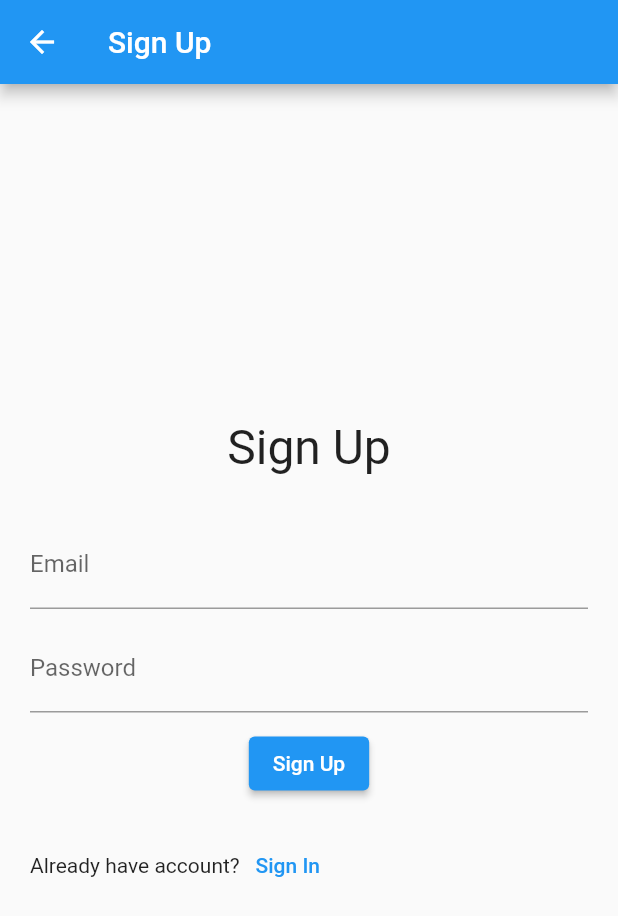
After one commit to aqsa7822/login-screen-auth, a Flutter app: the screen it shows after launch, after a tap on "Sign up", on a phone screen of 412 x 824 dp. The commit adds this screen. Shown: the top 916 px of the screen. Run offline on Flutter 3.47's test engine with Material 2 defaults, Android fonts, the phone set to English and light mode, and no system bars; our stand-ins replace firebase_auth, firebase_core, fluttertoast, pinput; missing offline and left inert: wc_form_validators; accounts and stored records are empty; network calls fail.

Commit message:
Signup, login with phone number and anonymous

```diff
--- a/lib/signin.dart
+++ b/lib/signin.dart
@@ -1,7 +1,14 @@
 import 'package:firebase_auth/firebase_auth.dart';
 import 'package:flutter/material.dart';
 import 'package:flutter/services.dart';
+import 'package:login_screen/anonymous_auth.dart';
+import 'package:login_screen/home_page.dart';
+import 'package:login_screen/main.dart';
+import 'package:login_screen/phone_auth.dart';
+import 'package:login_screen/signup.dart';
+import 'package:login_screen/utils.dart';
 import 'package:wc_form_validators/wc_form_validators.dart';
+import 'package:login_screen/signin.dart';
 
 class LoginPage extends StatefulWidget {
   const LoginPage({Key? key}) : super(key: key);
@@ -11,13 +18,22 @@ class LoginPage extends StatefulWidget {
 }
 
 class _LoginPageState extends State<LoginPage> {
+  final AnonymousLogin anonLogin = AnonymousLogin();
   final _formKey = GlobalKey<FormState>();
   TextEditingController email = TextEditingController();
   TextEditingController password = TextEditingController();
-  Future signIn() async {
-    print("signin button pressed");
-    await FirebaseAuth.instance.signInWithEmailAndPassword(
-        email: email.text.trim(), password: password.text.trim());
+
+  signIn() {
+    FirebaseAuth.instance
+        .signInWithEmailAndPassword(
+            email: email.text.trim(), password: password.text.trim())
+        .then((value) {
+      Navigator.push(
+          context, MaterialPageRoute(builder: (context) => (const HomePage())));
+    }).onError((error, stackTrace) {
+      debugPrint(error.toString());
+      Utils().toastMessage(error.toString());
+    });
   }
 
   @override
@@ -30,7 +46,16 @@ class _LoginPageState extends State<LoginPage> {
 
   @override
   Widget build(BuildContext context) {
-    return Scaffold(
+    return WillPopScope(
+      onWillPop: () async {
+        SystemNavigator.pop();
+        return true;
+      },
+      child: Scaffold(
+        appBar: AppBar(
+          automaticallyImplyLeading: false,
+          title: const Text("Login In"),
+        ),
         body: Center(
           child: SingleChildScrollView(
             child: Padding(
@@ -39,17 +64,26 @@ class _LoginPageState extends State<LoginPage> {
                 key: _formKey,
                 child: Column(
                   children: [
+                    const Center(
+                      child: Text(
+                        "Sign In",
+                        style: TextStyle(fontSize: 32),
+                      ),
+                    ),
+                    const SizedBox(
+                      height: 30,
+                    ),
                     TextFormField(
                       validator: Validators.compose([
                         Validators.required("Email is required"),
                         Validators.email("Invalid Email Address.")
                       ]),
                       controller: email,
-                    decoration: InputDecoration(
+                      decoration: const InputDecoration(
                         labelText: "Email",
                       ),
                     ),
-                  SizedBox(
+                    const SizedBox(
                       height: 10,
                     ),
                     TextFormField(
@@ -57,11 +91,11 @@ class _LoginPageState extends State<LoginPage> {
                       validator: Validators.compose(
                           [Validators.required("Password is required")]),
                       controller: password,
-                    decoration: InputDecoration(
+                      decoration: const InputDecoration(
                         labelText: "Password",
                       ),
                     ),
-                  SizedBox(
+                    const SizedBox(
                       height: 10,
                     ),
                     ElevatedButton(
@@ -69,15 +103,60 @@ class _LoginPageState extends State<LoginPage> {
                       onPressed: () {
                         // Validate returns true if the form is valid, or false otherwise.
                         if (_formKey.currentState!.validate()) {
+                          signIn();
                           ScaffoldMessenger.of(context).showSnackBar(
                             const SnackBar(content: Text('Processing Data')),
                           );
-                        signIn();
                         }
                       },
-                    child: const Text('Submit'),
+                      child: const Text('Sign In'),
                     ),
+                    const SizedBox(
+                      height: 20,
+                    ),
+                    Row(
+                      children: [
+                        const Text("Don't have an account?"),
+                        TextButton(
+                            onPressed: () {
+                              Navigator.push(
+                                  context,
+                                  MaterialPageRoute(
+                                      builder: (context) => (const SignUp())));
+                            },
+                            child: const Text("Sign up"))
                       ],
+                    ),
+                    SizedBox(
+                      height: 40,
+                    ),
+                    TextButton(
+                        onPressed: () {
+                          Navigator.push(
+                              context,
+                              MaterialPageRoute(
+                                  builder: (context) => (const PhoneAuth())));
+                        },
+                        child: Text("Sign In with Phone Number")),
+                    SizedBox(
+                      height: 40,
+                    ),
+                    TextButton(
+                        onPressed: () async {
+                          dynamic result = await anonLogin.signInAnon();
+                          print(result);
+                          if (result != null) {
+                            Navigator.push(
+                                context,
+                                MaterialPageRoute(
+                                    builder: (context) => HomePage()));
+                          } else {
+                            debugPrint("Unsuccessful Anonymous Login");
+                          }
+                        },
+                        child: Text("Sign In Anonymously")),
+                  ],
+                ),
               ),
             ),
           ),
--- /dev/null
+++ b/lib/signup.dart
@@ -0,0 +1,132 @@
+import 'package:firebase_auth/firebase_auth.dart';
+import 'package:flutter/material.dart';
+import 'package:login_screen/home_page.dart';
+import 'package:login_screen/signin.dart';
+import 'package:login_screen/utils.dart';
+import 'package:wc_form_validators/wc_form_validators.dart';
+
+import 'main.dart';
+
+class SignUp extends StatefulWidget {
+  const SignUp({Key? key}) : super(key: key);
+
+  @override
+  State<SignUp> createState() => _SignUpState();
+}
+
+class _SignUpState extends State<SignUp> {
+  final _formKey = GlobalKey<FormState>();
+  final _emailController = TextEditingController();
+  final _passwordController = TextEditingController();
+
+  FirebaseAuth _auth = FirebaseAuth.instance;
+
+  signUp() {
+    _auth
+        .createUserWithEmailAndPassword(
+            email: _emailController.text.toString(),
+            password: _passwordController.text.toString())
+        .then((value) {
+      Navigator.push(
+          context,
+          MaterialPageRoute(
+              builder: (context) => (const HomePage())));
+
+    })
+        .onError((error, stackTrace) {
+      debugPrint(error.toString());
+      Utils().toastMessage(error.toString());
+    });
+  }
+
+  @override
+  void dispose() {
+    _emailController.dispose();
+    _passwordController.dispose();
+
+    super.dispose();
+  }
+
+  @override
+  Widget build(BuildContext context) {
+    return Scaffold(
+      appBar: AppBar(
+        title: const Text("Sign Up"),
+      ),
+      body: Center(
+        child: SingleChildScrollView(
+          child: Padding(
+            padding: const EdgeInsets.all(20.0),
+            child: Form(
+              key: _formKey,
+              child: Column(
+                children: [
+                  const Center(
+                    child: Text(
+                      "Sign Up",
+                      style: TextStyle(fontSize: 32),
+                    ),
+                  ),
+                  const SizedBox(
+                    height: 30,
+                  ),
+                  TextFormField(
+                    validator: Validators.compose([
+                      Validators.required("Email is required"),
+                      Validators.email("Invalid Email Address.")
+                    ]),
+                    controller: _emailController,
+                    decoration: const InputDecoration(
+                      labelText: "Email",
+                    ),
+                  ),
+                  const SizedBox(
+                    height: 10,
+                  ),
+                  TextFormField(
+                    obscureText: true,
+                    validator: Validators.compose(
+                        [Validators.required("Password is required")]),
+                    controller: _passwordController,
+                    decoration: const InputDecoration(
+                      labelText: "Password",
+                    ),
+                  ),
+                  const SizedBox(
+                    height: 10,
+                  ),
+                  ElevatedButton(
+                    // onPressed: signIn,
+                    onPressed: () {
+                      // Validate returns true if the form is valid, or false otherwise.
+                      if (_formKey.currentState!.validate()) {
+                        signUp();
+                      }
+                    },
+                    child: const Text('Sign Up'),
+                  ),
+                  const SizedBox(
+                    height: 20,
+                  ),
+                  Row(
+                    children: [
+                      const Text("Already have account?"),
+                      TextButton(
+                          onPressed: () {
+                            Navigator.push(
+                                context,
+                                MaterialPageRoute(
+                                    builder: (context) => (const LoginPage())));
+                          },
+                          child: const Text("Sign In"))
+                    ],
+                  ),
+                ],
+              ),
+            ),
+          ),
+        ),
+      ),
+    );
+  }
+}
--- /dev/null
+++ b/lib/splash_screen.dart
@@ -0,0 +1,26 @@
+import 'package:flutter/material.dart';
+import 'package:login_screen/splash_service.dart';
+
+class SplashScreen extends StatefulWidget {
+  const SplashScreen({Key? key}) : super(key: key);
+
+  @override
+  State<SplashScreen> createState() => _SplashScreenState();
+}
+
+class _SplashScreenState extends State<SplashScreen> {
+  SplashService splashScreen=SplashService();
+  @override
+  void initState(){
+    super.initState();
+    splashScreen.isLogin(context);
+  }
+  @override
+  Widget build(BuildContext context) {
+    return const Scaffold(
+      body: Center(
+        child: Text("Splash Screen"),
+      ),
+    );
+  }
+}
--- /dev/null
+++ b/lib/splash_service.dart
@@ -0,0 +1,27 @@
+import 'dart:async';
+import 'package:firebase_auth/firebase_auth.dart';
+import 'package:flutter/material.dart';
+import 'package:login_screen/home_page.dart';
+import 'package:login_screen/main.dart';
+import 'package:login_screen/signin.dart';
+
+class SplashService {
+  void isLogin(BuildContext context) {
+    final _auth=FirebaseAuth.instance;
+    final user=_auth.currentUser;
+    if(user!=null)
+      {
+        Timer(
+            const Duration(seconds: 3),
+                () => Navigator.push(
+                context, MaterialPageRoute(builder: (context) => (const HomePage()))));
+      }
+    else{
+      Timer(
+          const Duration(seconds: 3),
+              () => Navigator.push(
+              context, MaterialPageRoute(builder: (context) => (const LoginPage()))));
+    }
+
+  }
+}
```
Also changed, not shown: lib/anonymous_auth.dart (added, +15 -0 lines), lib/home_page.dart (added, +25 -0 lines), lib/main.dart (+7 -35 lines), lib/otp_page.dart (added, +101 -0 lines), lib/phone_auth.dart (added, +74 -0 lines), lib/utils.dart (added, +17 -0 lines), pubspec.yaml (+6 -1 lines), pubspec.lock, 1 other file. Lines whose indentation alone changed are shown as unchanged.
